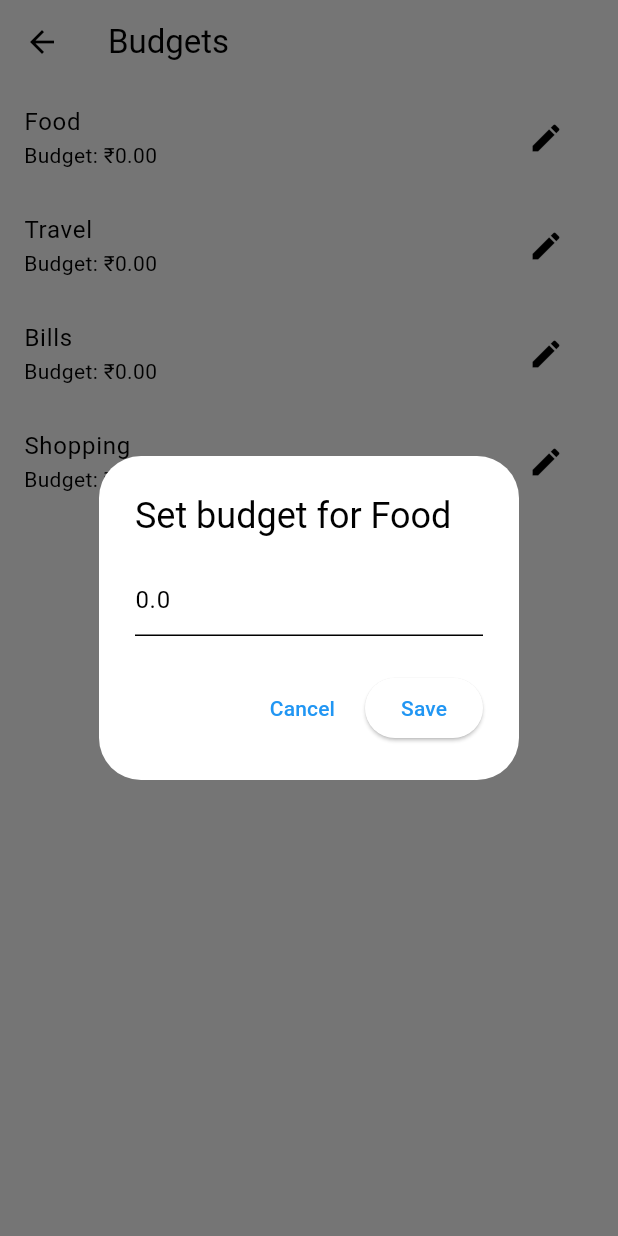
After one commit to sravansatheesh123/tracker, a Flutter app: the BudgetScreen screen opened by its route, after a tap on the "edit" icon, on a phone screen of 412 x 824 dp. The commit adds this screen. Run offline on Flutter 3.47's test engine with Material 3 defaults, Android fonts, the phone set to English and light mode, and no system bars; our stand-ins replace hive, hive_flutter; accounts and stored records are empty.

```diff
--- a/lib/data/repositories/transaction_repository_impl.dart
+++ b/lib/data/repositories/transaction_repository_impl.dart
@@ -20,4 +20,10 @@ class TransactionRepositoryImpl implements TransactionRepository {
   Future<void> deleteTransaction(String id) async {
     await localDb.delete(id);
   }
+
+  // ADD THIS:
+  @override
+  Future<void> updateTransaction(TransactionEntity e) async {
+    await localDb.update(TransactionModel.fromEntity(e));
+  }
 }
--- a/lib/domain/repositories/transaction_repository.dart
+++ b/lib/domain/repositories/transaction_repository.dart
@@ -4,4 +4,5 @@ abstract class TransactionRepository {
   List<TransactionEntity> getAllTransactions();
   Future<void> addTransaction(TransactionEntity e);
   Future<void> deleteTransaction(String id);
+  Future<void> updateTransaction(TransactionEntity e);
 }
--- a/lib/main.dart
+++ b/lib/main.dart
@@ -2,6 +2,7 @@ import 'package:flutter/material.dart';
 import 'package:provider/provider.dart';
 import 'package:hive_flutter/hive_flutter.dart';
 import 'package:tracker/presentation/screens/add_transaction_screen.dart';
+import 'package:tracker/presentation/screens/budget_screen.dart';
 
 import 'data/models/transaction_model.g.dart';
 import 'presentation/providers/theme_provider.dart';
@@ -41,9 +42,10 @@ class ExpenseApp extends StatelessWidget {
 
             home: const DashboardScreen(),
 
-            routes: {
-              "/add-transaction": (_) => const AddTransactionScreen(),
-            },
+              routes: {
+                "/add-transaction": (_) => const AddTransactionScreen(),
+                "/budget": (_) => const BudgetScreen(),
+              }
           );
 
         },
--- /dev/null
+++ b/lib/presentation/screens/budget_screen.dart
@@ -0,0 +1,96 @@
+import 'package:flutter/material.dart';
+
+class BudgetScreen extends StatefulWidget {
+  const BudgetScreen({super.key});
+
+  @override
+  State<BudgetScreen> createState() => _BudgetScreenState();
+}
+
+class _BudgetScreenState extends State<BudgetScreen> {
+  final Map<String, double> budgets = {
+    "Food": 0,
+    "Travel": 0,
+    "Bills": 0,
+    "Shopping": 0,
+  };
+
+  @override
+  Widget build(BuildContext context) {
+    return Scaffold(
+      appBar: AppBar(title: const Text("Budgets")),
+      body: ListView(
+        children: budgets.keys.map((category) {
+          return ListTile(
+            title: Text(category),
+            subtitle: Text("Budget: ₹${budgets[category]!.toStringAsFixed(2)}"),
+            trailing: IconButton(
+              icon: const Icon(Icons.edit),
+              onPressed: () async {
+                double? newBudget = await showDialog(
+                  context: context,
+                  builder: (context) => BudgetEditDialog(
+                    category: category,
+                    currentBudget: budgets[category]!,
+                  ),
+                );
+
+                if (newBudget != null) {
+                  setState(() {
+                    budgets[category] = newBudget;
+                  });
+                }
+              },
+            ),
+          );
+        }).toList(),
+      ),
+    );
+  }
+}
+
+class BudgetEditDialog extends StatefulWidget {
+  final String category;
+  final double currentBudget;
+
+  const BudgetEditDialog({
+    super.key,
+    required this.category,
+    required this.currentBudget,
+  });
+
+  @override
+  State<BudgetEditDialog> createState() => _BudgetEditDialogState();
+}
+
+class _BudgetEditDialogState extends State<BudgetEditDialog> {
+  late TextEditingController controller;
+
+  @override
+  void initState() {
+    super.initState();
+    controller =
+        TextEditingController(text: widget.currentBudget.toString());
+  }
+
+  @override
+  Widget build(BuildContext context) {
+    return AlertDialog(
+      title: Text("Set budget for ${widget.category}"),
+      content: TextField(
+        controller: controller,
+        keyboardType: TextInputType.number,
+      ),
+      actions: [
+        TextButton(
+            onPressed: () => Navigator.pop(context), child: const Text("Cancel")),
+        ElevatedButton(
+          onPressed: () {
+            Navigator.pop(context, double.parse(controller.text));
+          },
+          child: const Text("Save"),
+        ),
+      ],
+    );
+  }
+}
```
Also changed, not shown: lib/data/datasources/transaction_local_db.dart (+11 -2 lines), lib/domain/usecases/transaction_usecases.dart (+8 -2 lines), lib/presentation/providers/transaction_provider.dart (+34 -3 lines), lib/presentation/screens/edit_transaction_screen.dart (added, +78 -0 lines).
